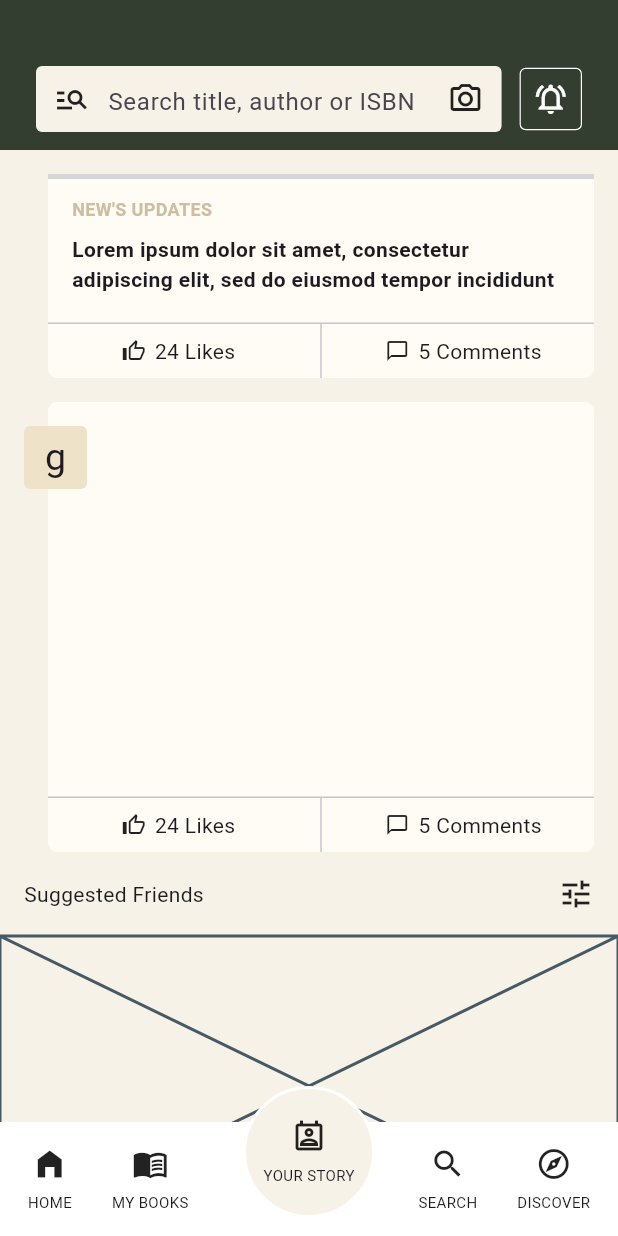
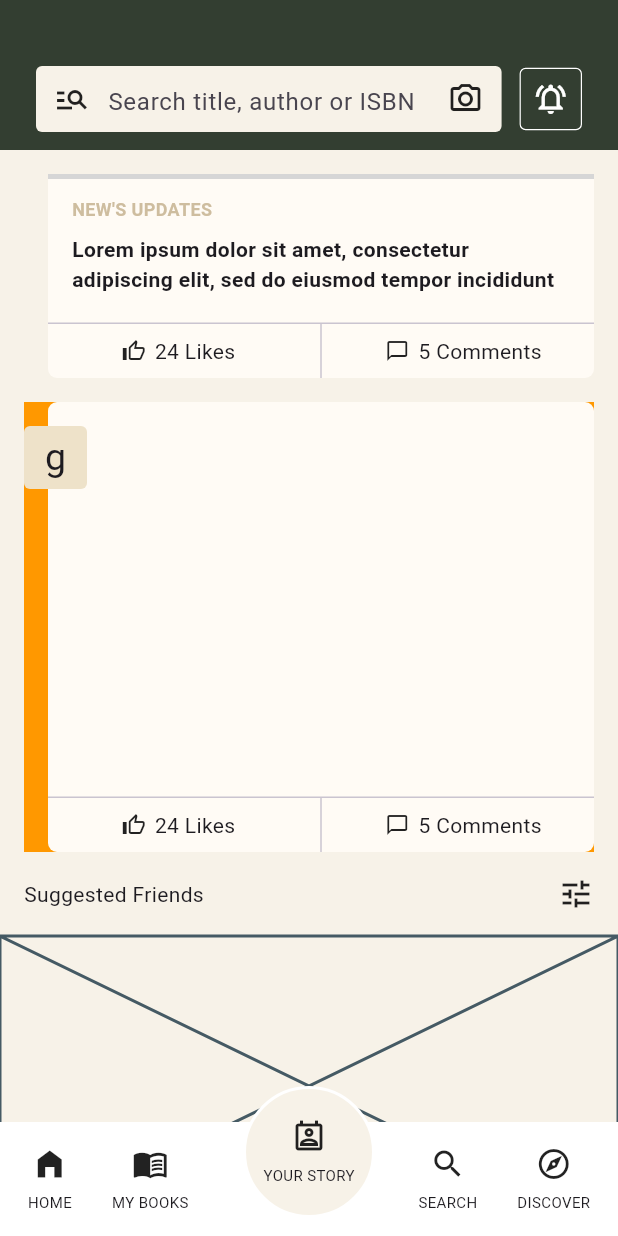
Before and after one commit to JAICHANGPARK/flutter_notebook_chapter_43, a Flutter app: the NewsFeedHomePage screen opened directly, scrolled down 164 dp, on a phone screen of 412 x 824 dp. Run offline on Flutter 3.47's test engine with Material 3 defaults, Android fonts, the phone set to English and light mode, and no system bars; our stand-ins replace gap, hugeicons; network calls fail; grey boxes are pictures that could not be loaded.

Commit message:
Update news_feed_home_page.dart

```diff
--- a/lib/ep2163_newsfeed_app/views/news_feed_home_page.dart
+++ b/lib/ep2163_newsfeed_app/views/news_feed_home_page.dart
@@ -220,6 +220,12 @@ class _NewsFeedHomePageState extends State<NewsFeedHomePage> {
                           margin: EdgeInsets.symmetric(horizontal: 16),
                           child: Stack(
                             children: [
+                              Positioned.fill(
+
+                                child: Container(
+                                  color: Colors.orange,
+                                ),
+                              ),
                               Positioned.fill(
                                 left: 16,
                                 child: Container(
```
